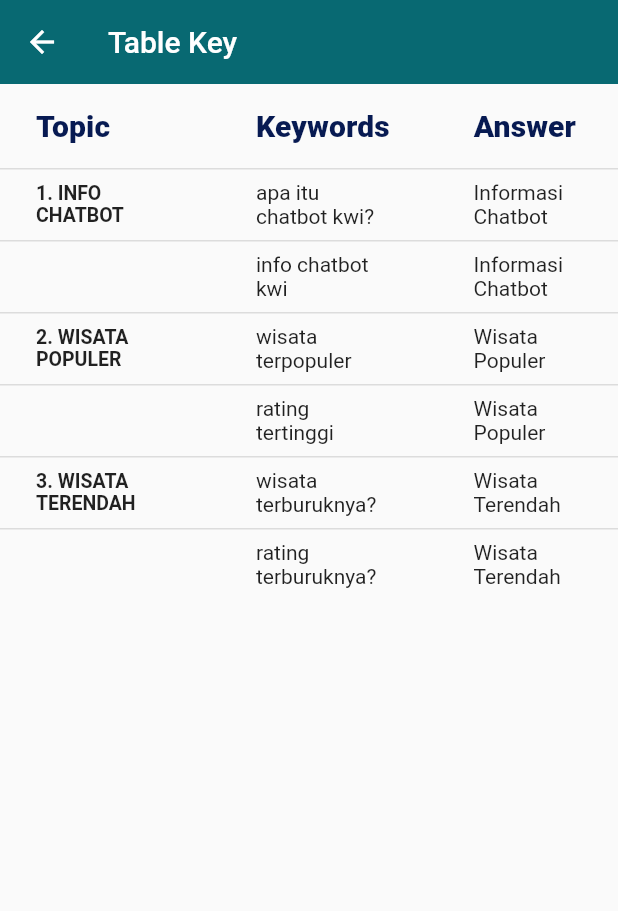
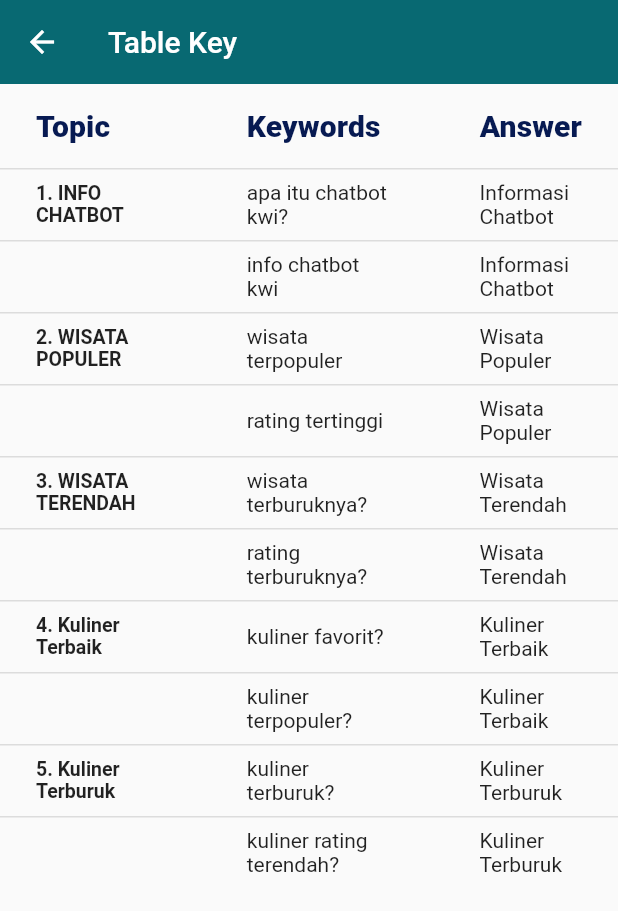
Before and after one commit to luthfiirsya33/capstone-project, a Flutter app: the TableChatBotKey screen opened by its route, on a phone screen of 412 x 824 dp. Shown: the top 911 px of the screen. Run offline on Flutter 3.47's test engine with Material 2 defaults, Android fonts, the phone set to English and light mode, and no system bars; our stand-ins replace bubble, cloud_firestore, firebase_auth, firebase_core, firebase_storage, fluttertoast and 5 more; missing offline and left inert: dialogflow_flutter; accounts and stored records are empty; network calls fail.

Commit message:
menambahkan data keyword

```diff
--- a/lib/presentation/pages/home/tablekey.dart
+++ b/lib/presentation/pages/home/tablekey.dart
@@ -91,6 +91,35 @@ class TableChatBotKey extends StatelessWidget {
               DataCell(Text('rating terburuknya?')),
               DataCell(Text('Wisata Terendah')),
             ]),
+            DataRow(cells: [
+              DataCell(Text('4. Kuliner Terbaik',
+                  style: TextStyle(fontSize: 13, fontWeight: FontWeight.bold))),
+              DataCell(Text('kuliner favorit?')),
+              DataCell(Text('Kuliner Terbaik')),
+            ]),
+            DataRow(cells: [
+              DataCell(Text('',
+                  style: TextStyle(
+                    fontSize: 15,
+                  ))),
+              DataCell(Text('kuliner terpopuler?')),
+              DataCell(Text('Kuliner Terbaik')),
+            ]),
+             DataRow(cells: [
+              DataCell(Text('5. Kuliner Terburuk',
+                  style: TextStyle(fontSize: 13, fontWeight: FontWeight.bold))),
+              DataCell(Text('kuliner terburuk?')),
+              DataCell(Text('Kuliner Terburuk')),
+            ]),
+            DataRow(cells: [
+              DataCell(Text('',
+                  style: TextStyle(
+                    fontSize: 15,
+                  ))),
+              DataCell(Text('kuliner rating terendah?')),
+              DataCell(Text('Kuliner Terburuk')),
+            ]),
+
           ]),
         ],
       )),
```
